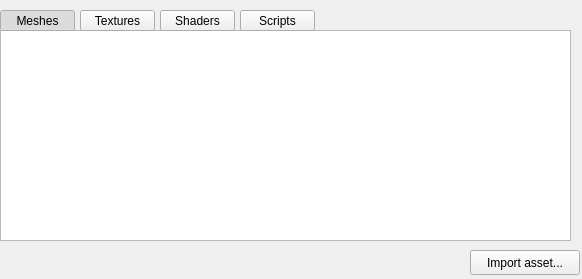
gnleece/Dogwood, file Editor/assetwidget.ui: the form before one commit.
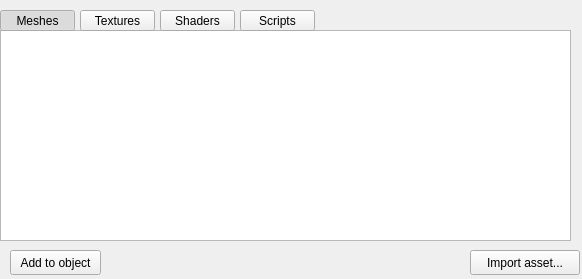
The form after the commit.

Commit message: Implemented 'Add to object' button on asset widget. Only hooked up for meshes so far

```diff
--- a/Editor/assetwidget.ui
+++ b/Editor/assetwidget.ui
@@ -112,6 +112,19 @@
     <bool>true</bool>
    </property>
   </widget>
+  <widget class="QPushButton" name="addButton">
+   <property name="geometry">
+    <rect>
+     <x>10</x>
+     <y>250</y>
+     <width>91</width>
+     <height>25</height>
+    </rect>
+   </property>
+   <property name="text">
+    <string>Add to object</string>
+   </property>
+  </widget>
  </widget>
  <resources/>
  <connections/>
```
The commit also changes 6 other files.
